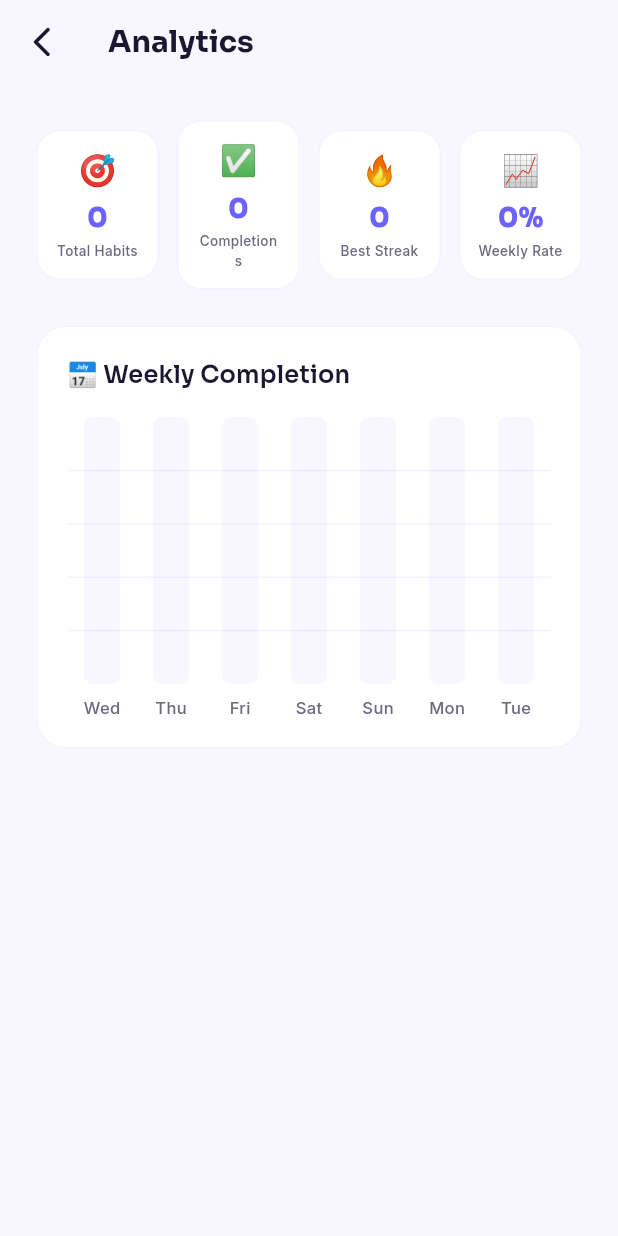
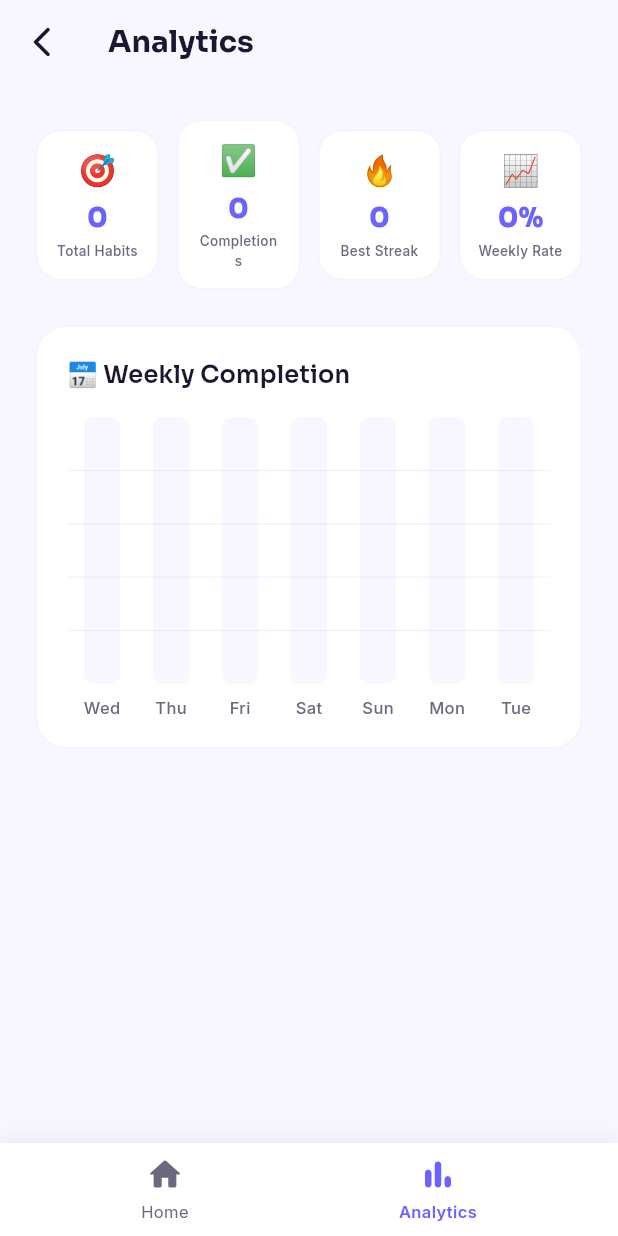
Before and after one commit to bashii110/habit-smart-coach, a Flutter app: the AnalyticsScreen screen opened directly, on a phone screen of 412 x 824 dp. Run offline on Flutter 3.47's test engine with Material 3 defaults, Android fonts, the phone set to English and light mode, and no system bars; drawn by our look-alikes of fl_chart; our stand-ins replace cloud_firestore, firebase_auth, firebase_core, flutter_local_notifications, google_fonts, shared_preferences and 1 more; accounts and stored records are empty; generated files the repository leaves out were written again.

Commit message:
Final Commit

```diff
--- a/lib/screens/analytics_screen.dart
+++ b/lib/screens/analytics_screen.dart
@@ -64,6 +64,8 @@ class _AnalyticsScreenState extends State<AnalyticsScreen>
           onPressed: () => Navigator.pop(context),
         ),
       ),
+      // ✅ Bottom nav — Analytics tab is active, Home taps back
+      bottomNavigationBar: _buildBottomNav(context, isDark),
       body: Consumer<HabitProvider>(
         builder: (context, habitProv, _) {
           if (habitProv.analyticsLoading) {
@@ -76,8 +78,7 @@ class _AnalyticsScreenState extends State<AnalyticsScreen>
           }
 
           final habits = analytics['habits'] as List<HabitModel>;
-          final weeklyData =
-          analytics['weeklyData'] as Map<String, int>;
+          final weeklyData = analytics['weeklyData'] as Map<String, int>;
 
           return FadeTransition(
             opacity: _fadeAnim,
@@ -100,6 +101,49 @@ class _AnalyticsScreenState extends State<AnalyticsScreen>
     );
   }
 
+  // ── Bottom navigation ───────────────────────────────────────────────────────
+
+  Widget _buildBottomNav(BuildContext context, bool isDark) {
+    return Container(
+      decoration: BoxDecoration(
+        color: isDark ? AppTheme.darkSurface : AppTheme.lightSurface,
+        boxShadow: [
+          BoxShadow(
+            color: Colors.black.withAlpha(13),
+            blurRadius: 10,
+            offset: const Offset(0, -4),
+          ),
+        ],
+      ),
+      child: SafeArea(
+        top: false,
+        child: Padding(
+          padding: const EdgeInsets.symmetric(horizontal: 24, vertical: 8),
+          child: Row(
+            mainAxisAlignment: MainAxisAlignment.spaceAround,
+            children: [
+              _BottomNavItem(
+                icon: Icons.home_rounded,
+                label: 'Home',
+                isActive: false,
+                // Tap Home → go back to HomeScreen
+                onTap: () => Navigator.pop(context),
+              ),
+              _BottomNavItem(
+                icon: Icons.bar_chart_rounded,
+                label: 'Analytics',
+                isActive: true,
+                onTap: () {}, // already here
+              ),
+            ],
+          ),
+        ),
+      ),
+    );
+  }
+
+  // ── Stats row ───────────────────────────────────────────────────────────────
+
   Widget _buildStatsRow(
       BuildContext context,
       Map<String, dynamic> analytics,
@@ -114,42 +158,31 @@ class _AnalyticsScreenState extends State<AnalyticsScreen>
       children: [
         Expanded(
           child: _StatCard(
-            emoji: '🎯',
-            label: 'Total Habits',
-            value: '$total',
-            isDark: isDark,
-          ),
+              emoji: '🎯', label: 'Total Habits', value: '$total', isDark: isDark),
         ),
         const SizedBox(width: 12),
         Expanded(
           child: _StatCard(
-            emoji: '✅',
-            label: 'Completions',
-            value: '$completions',
-            isDark: isDark,
-          ),
+              emoji: '✅', label: 'Completions', value: '$completions', isDark: isDark),
         ),
         const SizedBox(width: 12),
         Expanded(
           child: _StatCard(
-            emoji: '🔥',
-            label: 'Best Streak',
-            value: '$longestStreak',
-            isDark: isDark,
-          ),
+              emoji: '🔥', label: 'Best Streak', value: '$longestStreak', isDark: isDark),
         ),
         const SizedBox(width: 12),
         Expanded(
           child: _StatCard(
-            emoji: '📈',
-            label: 'Weekly Rate',
-            value: '${(rate * 100).toInt()}%',
-            isDark: isDark,
-          ),
+              emoji: '📈',
+              label: 'Weekly Rate',
+              value: '${(rate * 100).toInt()}%',
+              isDark: isDark),
         ),
       ],
     );
   }
+
+  // ── Weekly chart ────────────────────────────────────────────────────────────
 
   Widget _buildWeeklyChart(
       BuildContext context,
@@ -199,7 +232,6 @@ class _AnalyticsScreenState extends State<AnalyticsScreen>
             barTouchData: BarTouchData(
               enabled: true,
               touchTooltipData: BarTouchTooltipData(
-                // ✅ Correct parameter for fl_chart 0.66.2
                 tooltipBgColor: isDark
                     ? AppTheme.darkCardBg
                     : AppTheme.primaryColor.withAlpha(230),
@@ -216,27 +248,21 @@ class _AnalyticsScreenState extends State<AnalyticsScreen>
               ),
             ),
             titlesData: FlTitlesData(
-              leftTitles: const AxisTitles(
-                sideTitles: SideTitles(showTitles: false),
-              ),
-              rightTitles: const AxisTitles(
-                sideTitles: SideTitles(showTitles: false),
-              ),
-              topTitles: const AxisTitles(
-                sideTitles: SideTitles(showTitles: false),
-              ),
+              leftTitles:
+              const AxisTitles(sideTitles: SideTitles(showTitles: false)),
+              rightTitles:
+              const AxisTitles(sideTitles: SideTitles(showTitles: false)),
+              topTitles:
+              const AxisTitles(sideTitles: SideTitles(showTitles: false)),
               bottomTitles: AxisTitles(
                 sideTitles: SideTitles(
                   showTitles: true,
                   getTitlesWidget: (value, meta) {
-                    if (value.toInt() >= days.length) {
-                      return const SizedBox();
-                    }
+                    if (value.toInt() >= days.length) return const SizedBox();
                     return Padding(
                       padding: const EdgeInsets.only(top: 8),
                       child: Text(
-                        AppDateUtils.formatDayOfWeek(
-                            days[value.toInt()]),
+                        AppDateUtils.formatDayOfWeek(days[value.toInt()]),
                         style: GoogleFonts.inter(
                           fontSize: 11,
                           fontWeight: FontWeight.w500,
@@ -268,16 +294,15 @@ class _AnalyticsScreenState extends State<AnalyticsScreen>
     );
   }
 
+  // ── Smart insights ──────────────────────────────────────────────────────────
+
   Widget _buildInsightsSection(
       BuildContext context,
       List<HabitModel> habits,
       bool isDark,
       ) {
-    final insightHabits = habits
-        .where((h) => h.smartTimeSuggestion != null)
-        .take(3)
-        .toList();
-
+    final insightHabits =
+    habits.where((h) => h.smartTimeSuggestion != null).take(3).toList();
     if (insightHabits.isEmpty) return const SizedBox.shrink();
 
     return _SectionCard(
@@ -297,10 +322,8 @@ class _AnalyticsScreenState extends State<AnalyticsScreen>
                     borderRadius: BorderRadius.circular(12),
                   ),
                   child: Center(
-                    child: Text(
-                      habit.iconEmoji ?? '⭐',
-                      style: const TextStyle(fontSize: 18),
-                    ),
+                    child: Text(habit.iconEmoji ?? '⭐',
+                        style: const TextStyle(fontSize: 18)),
                   ),
                 ),
                 const SizedBox(width: 12),
@@ -308,14 +331,11 @@ class _AnalyticsScreenState extends State<AnalyticsScreen>
                   child: Column(
                     crossAxisAlignment: CrossAxisAlignment.start,
                     children: [
-                      Text(
-                        habit.title,
-                        style: Theme.of(context).textTheme.titleSmall,
-                      ),
+                      Text(habit.title,
+                          style: Theme.of(context).textTheme.titleSmall),
                       Text(
                         habit.smartTimeSuggestion!,
-                        style:
-                        Theme.of(context).textTheme.bodySmall?.copyWith(
+                        style: Theme.of(context).textTheme.bodySmall?.copyWith(
                           color: AppTheme.primaryColor,
                         ),
                       ),
@@ -329,6 +349,8 @@ class _AnalyticsScreenState extends State<AnalyticsScreen>
       ),
     );
   }
+
+  // ── Habit performance breakdown ─────────────────────────────────────────────
 
   Widget _buildHabitBreakdown(
       BuildContext context,
@@ -350,16 +372,13 @@ class _AnalyticsScreenState extends State<AnalyticsScreen>
               children: [
                 Row(
                   children: [
-                    Text(
-                      habit.iconEmoji ?? '⭐',
-                      style: const TextStyle(fontSize: 16),
-                    ),
+                    Text(habit.iconEmoji ?? '⭐',
+                        style: const TextStyle(fontSize: 16)),
                     const SizedBox(width: 8),
                     Expanded(
                       child: Text(
                         habit.title,
-                        style:
-                        Theme.of(context).textTheme.bodyMedium?.copyWith(
+                        style: Theme.of(context).textTheme.bodyMedium?.copyWith(
                           fontWeight: FontWeight.w500,
                         ),
                       ),
@@ -400,6 +419,58 @@ class _AnalyticsScreenState extends State<AnalyticsScreen>
             ),
           );
         }).toList(),
+      ),
+    );
+  }
+}
+
+// ── Reusable widgets ──────────────────────────────────────────────────────────
+
+class _BottomNavItem extends StatelessWidget {
+  final IconData icon;
+  final String label;
+  final bool isActive;
+  final VoidCallback onTap;
+
+  const _BottomNavItem({
+    required this.icon,
+    required this.label,
+    required this.isActive,
+    required this.onTap,
+  });
+
+  @override
+  Widget build(BuildContext context) {
+    final isDark = Theme.of(context).brightness == Brightness.dark;
+    return GestureDetector(
+      onTap: onTap,
+      behavior: HitTestBehavior.opaque,
+      child: Column(
+        mainAxisSize: MainAxisSize.min,
+        children: [
+          Icon(
+            icon,
+            color: isActive
+                ? AppTheme.primaryColor
+                : (isDark
+                ? AppTheme.darkTextSecondary
+                : AppTheme.lightTextSecondary),
+            size: 26,
+          ),
+          const SizedBox(height: 4),
+          Text(
+            label,
+            style: GoogleFonts.inter(
+              fontSize: 11,
+              fontWeight: isActive ? FontWeight.w600 : FontWeight.w400,
+              color: isActive
+                  ? AppTheme.primaryColor
+                  : (isDark
+                  ? AppTheme.darkTextSecondary
+                  : AppTheme.lightTextSecondary),
+            ),
+          ),
+        ],
       ),
     );
   }
--- a/pubspec.yaml
+++ b/pubspec.yaml
@@ -31,6 +31,9 @@ dependencies:
   intl: ^0.19.0
   uuid: ^4.2.1
 
+  # Networking — explicit dependency (used by ai_service.dart)
+  http: ^1.1.0
+
   # UI
   cupertino_icons: ^1.0.6
   google_fonts: ^6.1.0
```
Also changed, not shown: lib/components/ai_coaching_card.dart (+26 -16 lines), lib/screens/home_screen.dart (+30 -3 lines), lib/theme/app_theme.dart (+18 -20 lines), pubspec.lock, 1 other file.
